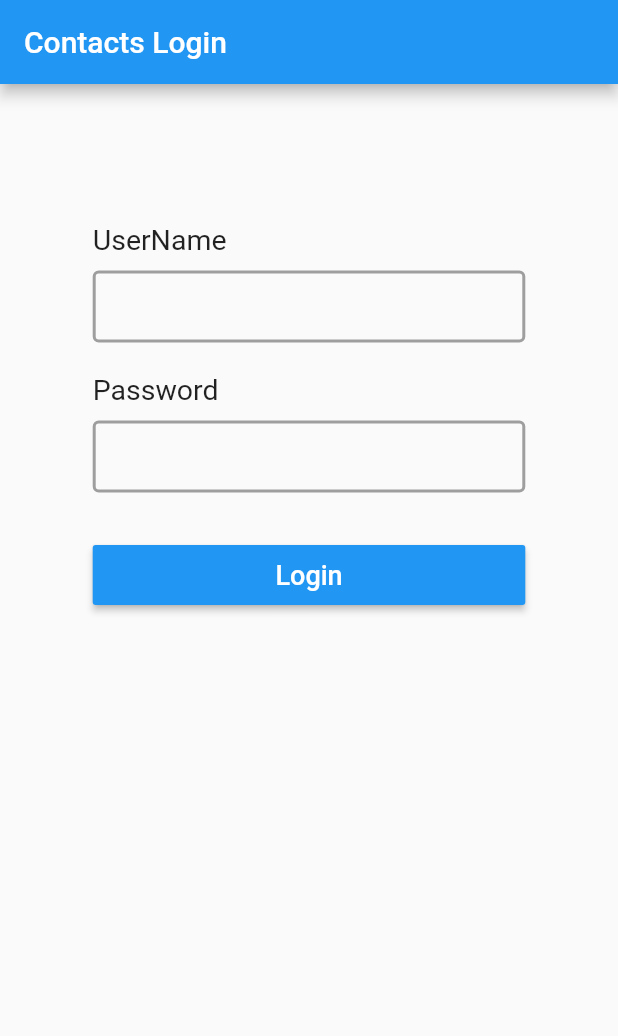
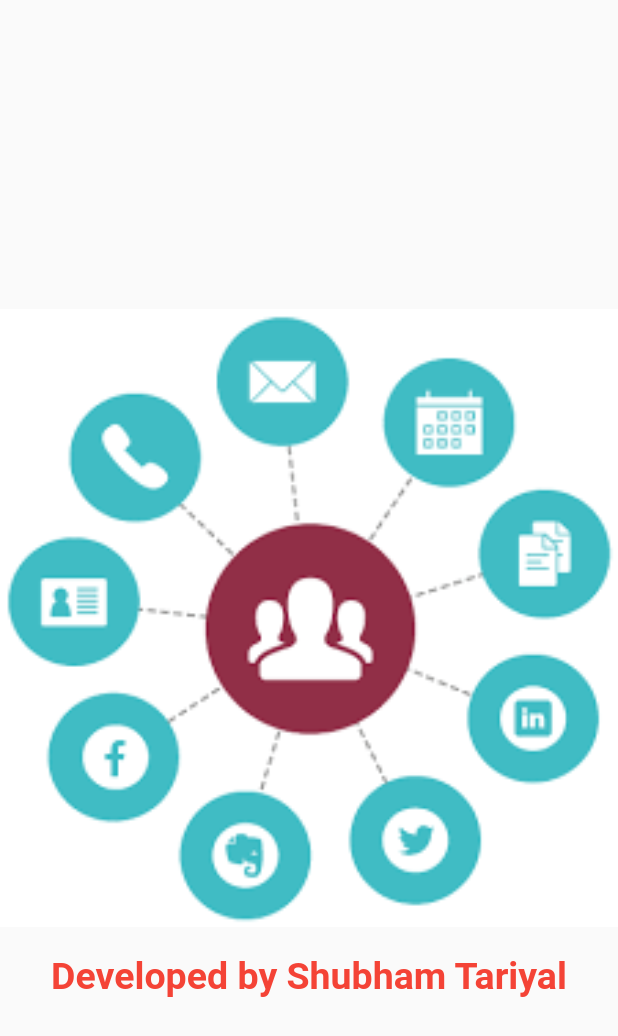
Before and after one commit to ShubhamTariyal/ContactsApp, a Flutter app: the first screen one second after launch, on a phone screen of 412 x 824 dp. Shown: the top 1036 px of the screen. Run offline on Flutter 3.47's test engine with Material 2 defaults, Android fonts, the phone set to English and light mode, and no system bars; our stand-ins replace fluttertoast, hive; accounts and stored records are empty; generated files the repository leaves out were written again.

Commit message:
Added Splash Screen, fixed delete contact error

```diff
--- a/lib/addNewContactScreen.dart
+++ b/lib/addNewContactScreen.dart
@@ -45,7 +45,17 @@ class _NewContactState extends State<NewContact> {
   @override
   Widget build(BuildContext context) {
     final widgetSize = MediaQuery.of(context).size;
-    return Scaffold(
+    return WillPopScope(
+      onWillPop: ()async{
+        print("Before Pop");
+        Navigator.pop(
+          context,
+          null,
+        );
+        print("After Pop");
+        return Future.value(true);
+      },
+      child: Scaffold(
         appBar: AppBar(
           title: Text(
             'Add Contact',
@@ -87,6 +97,7 @@ class _NewContactState extends State<NewContact> {
                 ),
                 CustomButton(() => _addNewContact(context), 'Add'),
               ],
+            ),
           ),
         ),
       ),
--- a/lib/buildList.dart
+++ b/lib/buildList.dart
@@ -20,6 +20,7 @@ class _BuildListState extends State<BuildList> {
       itemCount: contactsBox.length,
       itemBuilder: (context, index) {
         final contact = contactsBox.getAt(index) as Contact;
+        print('----ssssss${contactsBox.length}sssss-----');
         // if (contact is Contact)
         return Card(
           elevation: 2,
@@ -49,7 +50,8 @@ class _BuildListState extends State<BuildList> {
                 setState(() {
                   contactsBox.deleteAt(index);
                 });
-                  print("-----------Deleted: $index ${contactsBox.length}----------");
+                print(
+                    "-----------Deleted: $index ${contactsBox.length}----------");
               },
             ),
           ),
--- a/lib/contactsScreen.dart
+++ b/lib/contactsScreen.dart
@@ -14,18 +14,22 @@ class Contacts extends StatefulWidget {
 }
 
 class _ContactsState extends State<Contacts> {
-
   void _addContact(BuildContext context) async {
     Contact newContact = await Navigator.push(
       context,
       MaterialPageRoute(builder: (context) => NewContact()),
     );
-    setState(() {
-      Hive.box('contacts').add(newContact);
-    });
+    print("-----------In ContactsScrren/_addContact() Adding Contaact.. ${newContact == null}------");
+    if (newContact is Contact) {
+      print("$newContact ${newContact == null}");
+      setState(() {
+        Hive.box('contacts').add(newContact);
+      });
+    }
   }
 
   void _showDetails(BuildContext context, Contact contact) {
+    // if(contact is Contact)
     Navigator.push(
       context,
       MaterialPageRoute(builder: (context) => Detail(contact)),
--- a/lib/main.dart
+++ b/lib/main.dart
@@ -2,7 +2,7 @@ import 'package:flutter/material.dart';
 import 'package:hive/hive.dart';
 import 'package:path_provider/path_provider.dart' as path_provider;
 
-import 'loginScreen.dart';
+import 'splashScreen.dart';
 import 'modals/contact.dart';
 
 void main() async {
@@ -25,7 +25,7 @@ class _MyAppState extends State<MyApp> {
   Widget build(BuildContext context) {
     return MaterialApp(
       title: 'App',
-      home: Login(),
+      home: SplashScreen(),
     );
   }
 }
--- /dev/null
+++ b/lib/splashScreen.dart
@@ -0,0 +1,54 @@
+import 'package:flutter/material.dart';
+import 'dart:async';
+
+import 'loginScreen.dart';
+
+class SplashScreen extends StatefulWidget {
+  @override
+  _SplashScreenState createState() => _SplashScreenState();
+}
+
+class _SplashScreenState extends State<SplashScreen> {
+  @override
+  void initState() {
+    super.initState();
+    Timer(
+      Duration(
+        seconds: 1,
+        microseconds: 500,
+      ),
+      () => Navigator.push(
+        context,
+        MaterialPageRoute(builder: (context) => Login()),
+      ),
+    );
+  }
+
+  @override
+  Widget build(BuildContext context) {
+    return Scaffold(
+      body: Center(
+        child: Container(
+          alignment: Alignment(0.0, 0.6),
+          height: double.infinity,
+          width: double.infinity,
+          decoration: BoxDecoration(
+            image: DecorationImage(
+              image: AssetImage('assets/images/images.png'),
+              fit: BoxFit.fitWidth,
+            ),
+          ),
+          child: Text(
+            "Developed by Shubham Tariyal",
+            style: TextStyle(
+              color: Colors.red,
+              // backgroundColor: Colors.blue,
+              fontSize: 25,
+              fontWeight: FontWeight.bold,
+            ),
+          ),
+        ),
+      ),
+    );
+  }
+}
```
Also changed, not shown: assets/images/images.png (added). Lines whose indentation alone changed are shown as unchanged.
